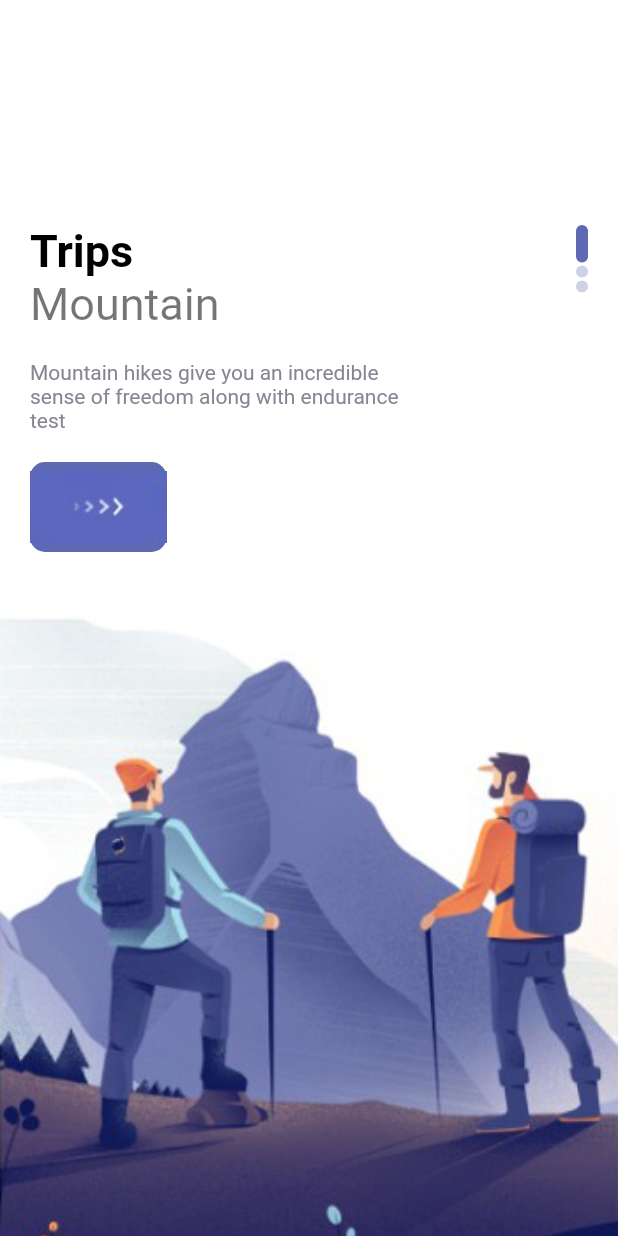
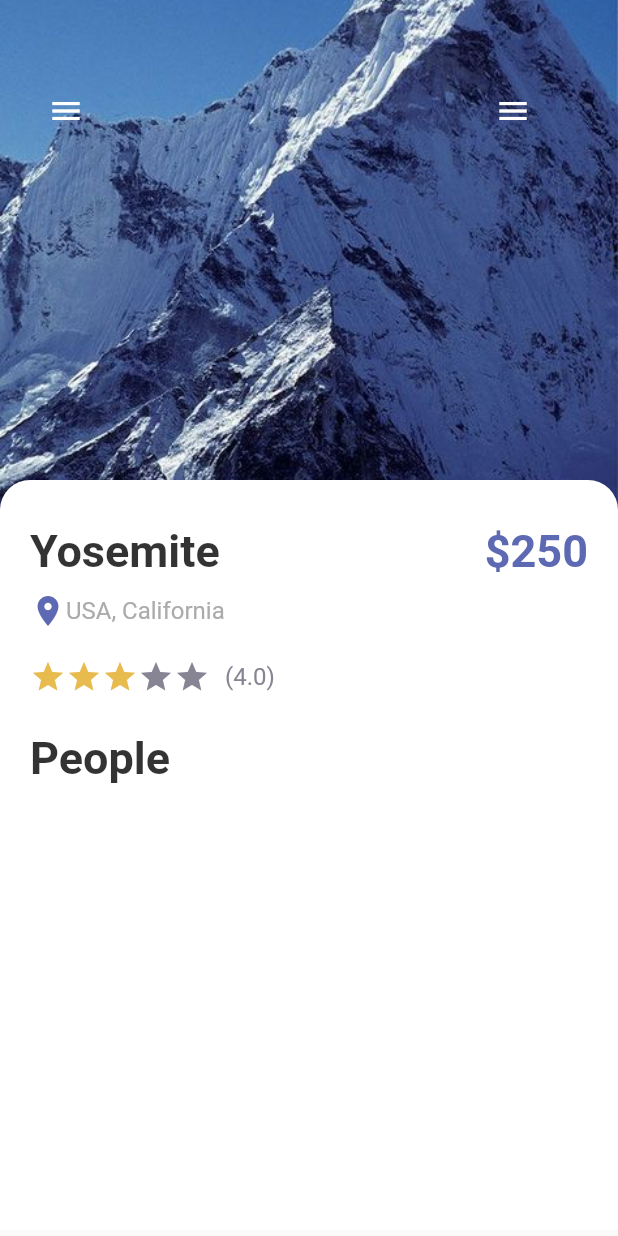
Before and after one commit to Sir-Nath/Travel_App, a Flutter app: the screen it shows after launch, on a phone screen of 412 x 824 dp. Run offline on Flutter 3.47's test engine with Material 2 defaults, Android fonts, the phone set to English and light mode, and no system bars.

Commit message:
third commit

```diff
--- a/lib/main.dart
+++ b/lib/main.dart
@@ -1,5 +1,8 @@
 import 'package:flutter/material.dart';
 import 'package:travel_app/pages/welcome_page.dart';
+
+import 'navPages/main_page.dart';
+import 'pages/detail_page.dart';
 
 void main() {
   runApp(const MyApp());
@@ -16,7 +19,7 @@ class MyApp extends StatelessWidget {
       theme: ThemeData(
         primarySwatch: Colors.blue
       ),
-      home: WelcomePage(),
+      home:  DetailPage(),
     );
   }
 }
--- /dev/null
+++ b/lib/pages/detail_page.dart
@@ -0,0 +1,126 @@
+import 'dart:ui';
+
+import'package:flutter/material.dart';
+import 'package:travel_app/misc/colors.dart';
+import 'package:travel_app/widgets/app_text.dart';
+
+import '../widgets/app_large_text.dart';
+class DetailPage extends StatefulWidget {
+  const DetailPage({Key? key}) : super(key: key);
+
+  @override
+  State<DetailPage> createState() => _DetailPageState();
+}
+
+class _DetailPageState extends State<DetailPage> {
+  int gottenStars = 3;
+  @override
+  Widget build(BuildContext context) {
+    return Scaffold(
+      body: Container(
+        width: double.maxFinite,
+        height: double.maxFinite,
+        child: Stack(
+          children: [
+            Positioned(
+              left: 0,
+              right: 0,
+              child: Container(
+                width: double.maxFinite,
+                height: 350,
+                decoration: BoxDecoration(
+                  image: DecorationImage(
+                      image: AssetImage('images/mountain.jpeg'),
+                      fit: BoxFit.cover
+                  ),
+                ),
+              ),
+            ),
+            Positioned(
+              left: 20,
+              top: 50,
+              child: Row(
+                children: [
+                  IconButton(
+                    onPressed: (){},
+                    icon: Icon(Icons.menu,),
+                    color: Colors.white,
+                  ),
+                  SizedBox(
+                    width: 250,
+                  ),
+                  IconButton(
+                    onPressed: (){},
+                    icon: Icon(Icons.menu,),
+                    color: Colors.white,
+                  ),
+                ],
+              ),
+            ),
+            Positioned(
+              top: 320,
+              child: Container(
+                padding: const EdgeInsets.only(
+                  left: 20,
+                  right: 20,
+                  top: 30,
+                ),
+                width: MediaQuery.of(context).size.width,
+                height: 500,
+                decoration: BoxDecoration(
+                  color: Colors.white,
+                  borderRadius: BorderRadius.only(
+                    topLeft: Radius.circular(20),
+                    topRight: Radius.circular(20),
+                  )
+                ),
+                child: Column(
+                  crossAxisAlignment: CrossAxisAlignment.start,
+                  children: [
+                    Row(
+                      mainAxisAlignment: MainAxisAlignment.spaceBetween,
+                      children: [
+                        AppLargeText(text: 'Yosemite', color: Colors.black.withOpacity(0.8),),
+                        AppLargeText(text: '\$250', color: AppColors.mainColor,)
+                      ],
+                    ),
+                    SizedBox(
+                      height: 10,
+                    ),
+                    Row(
+                      children: [
+                        Icon(Icons.location_on, color: AppColors.mainColor,),
+                        SizedBox(
+                          height: 5,
+                        ),
+                        AppText(text: 'USA, California', color: AppColors.mainTextColor)
+                      ],
+                    ),
+                    SizedBox(
+                      height: 20,
+                    ),
+                    Row(
+                      children: [
+                        Wrap(
+                            children: List.generate(5, (index) => Icon(Icons.star, color: gottenStars>index?AppColors.starColor: AppColors.textColor2,))
+                        ),
+                        SizedBox(
+                          width: 10,
+                        ),
+                        AppText(text: '(4.0)', color: AppColors.textColor2,)
+                      ],
+                    ),
+                    SizedBox(
+                      height: 25,
+                    ),
+                    AppLargeText(text: 'People',color: Colors.black.withOpacity(0.8),)
+                  ],
+                ),
+              )
+            )
+          ],
+        ),
+      ),
+    );
+  }
+}
--- a/lib/pages/welcome_page.dart
+++ b/lib/pages/welcome_page.dart
@@ -17,8 +17,10 @@ class _WelcomePageState extends State<WelcomePage> {
     'welcome-two.png',
     'welcome-three.png'
   ];
-  List text = [
-
+  List text1 = [
+    'Trips',
+    'Fun',
+    'Relaxation'
   ];
   @override
   Widget build(BuildContext context) {
@@ -47,7 +49,7 @@ class _WelcomePageState extends State<WelcomePage> {
                   Column(
                     crossAxisAlignment: CrossAxisAlignment.start,
                     children: [
-                      AppLargeText(text: 'Trips'),
+                      AppLargeText(text: text1[index]),//'Trips'),
                       AppText(text: 'Mountain',size: 30,),
                       const SizedBox(
                         height: 20,
@@ -71,19 +73,19 @@ class _WelcomePageState extends State<WelcomePage> {
                       return Container(
                         margin: const EdgeInsets.only(bottom: 2),
                         width: 8,
-                        height: index == indexDots?25:8,
+                        height: index == indexDots? 25: 8,
                         decoration: BoxDecoration(
                           borderRadius: BorderRadius.circular(8),
                           color: index ==indexDots ? AppColors.mainColor: AppColors.mainColor.withOpacity(0.3),
                         ),
                       );
                     }),
-                  )
+                  ),
                 ],
               ),
             ),
           );
-      },)
+      },),
     );
   }
 }
--- a/lib/widgets/app_large_text.dart
+++ b/lib/widgets/app_large_text.dart
@@ -1,5 +1,4 @@
 import'package:flutter/material.dart';
-import'package:flutter/cupertino.dart';
 class AppLargeText extends StatelessWidget {
   double size;
   final String text;
@@ -16,7 +15,7 @@ class AppLargeText extends StatelessWidget {
       style: TextStyle(
         color: color,
         fontSize: size,
-        fontWeight: FontWeight.bold
+        fontWeight: FontWeight.bold,
       )
     );
   }
```
Also changed, not shown: lib/navPages/main_page.dart (+31 -1 lines), lib/pages/home_page.dart (added, +195 -0 lines), pubspec.yaml (+7 -7 lines), font/Pacifico-Regular.ttf (added), font/SourceSansPro-Black.ttf (added), font/SourceSansPro-BlackItalic.ttf (added), font/SourceSansPro-Bold.ttf (added), font/SourceSansPro-BoldItalic.ttf (added), font/SourceSansPro-ExtraLight.ttf (added), font/SourceSansPro-ExtraLightItalic.ttf (added), font/SourceSansPro-Italic.ttf (added), font/SourceSansPro-Light.ttf (added), font/SourceSansPro-LightItalic.ttf (added), font/SourceSansPro-Regular.ttf (added), 2 more files.
